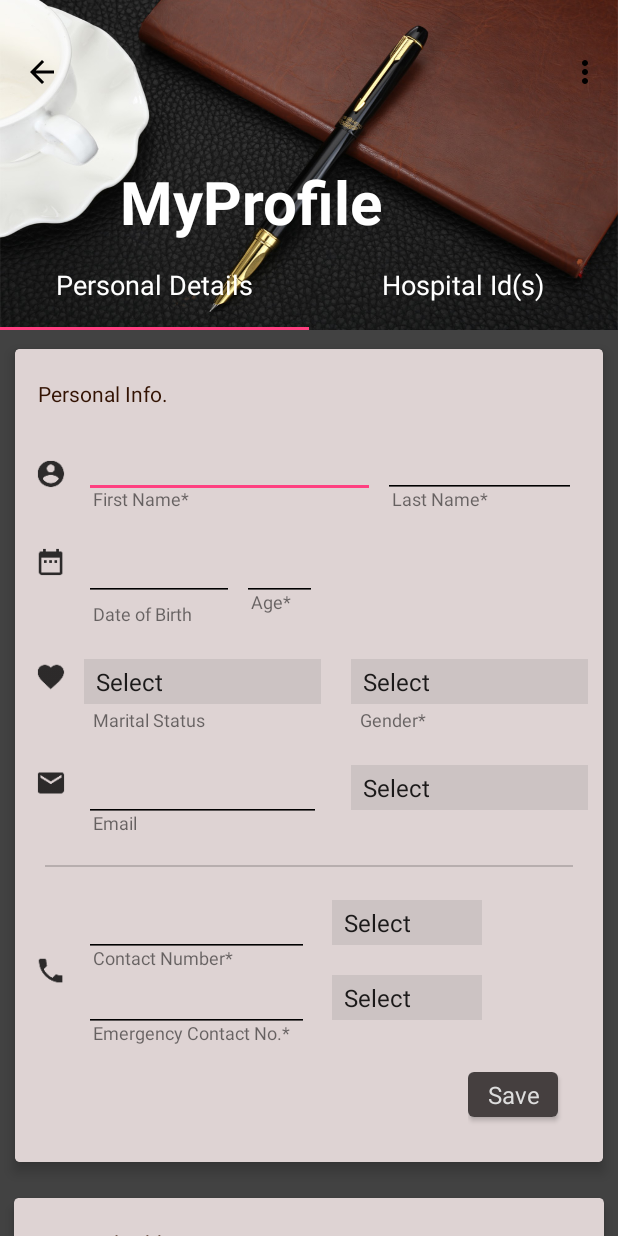
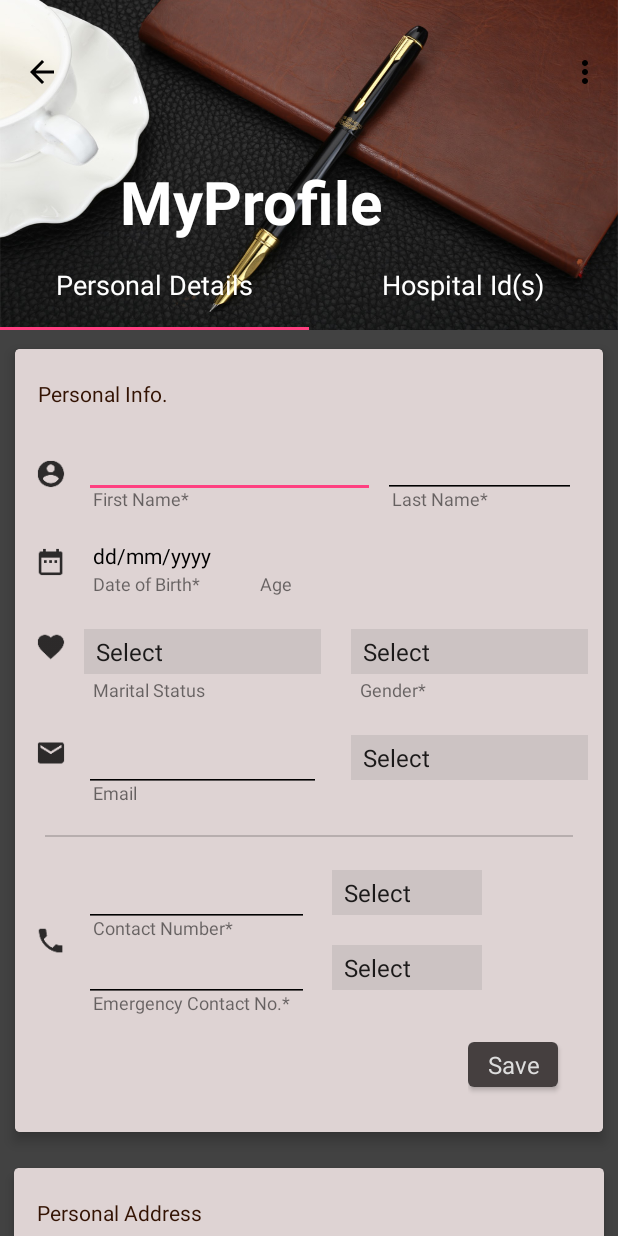
Before and after one commit to kryptoblockskrishna/Test_Med, an Android app: the MyProTab1 screen opened directly, with no data from a screen before it, on a phone screen of 412 x 824 dp. Run offline under Robolectric (Android 15) with nearby library versions, the phone set to English and light mode, and no system bars.

Commit message:
Dob designed

```diff
--- a/app/src/main/res/layout/fragment_my_pro_tab1.xml
+++ b/app/src/main/res/layout/fragment_my_pro_tab1.xml
@@ -134,48 +134,55 @@
                                 android:layout_marginRight="8dp"
                                 android:src="@drawable/ic_calendar" />
 
-                            <LinearLayout
+                            <RelativeLayout
                                 android:layout_width="wrap_content"
                                 android:layout_height="wrap_content"
-                                android:orientation="vertical">
+                                android:gravity="top">
 
-                                <EditText
+                                <TextView
                                     android:id="@+id/mypro_text_dob"
                                     android:layout_width="100dp"
                                     android:layout_height="match_parent"
                                     android:clickable="true"
-                                    android:gravity="center"
-                                    android:textSize="14sp" />
+                                    android:text="dd/mm/yyyy"
+                                    android:gravity="left"
+                                    android:layout_marginLeft="6dp"
+                                    android:textSize="14sp"
+                                    android:textColor="#000000"/>
 
                                 <TextView
                                     android:layout_width="wrap_content"
                                     android:layout_height="wrap_content"
                                     android:layout_marginLeft="6dp"
-                                    android:text="Date of Birth"
+                                    android:layout_marginTop="20dp"
+                                    android:text="Date of Birth*"
                                     android:textSize="12sp" />
-                            </LinearLayout>
+                            </RelativeLayout>
 
                             <RelativeLayout
                                 android:layout_width="wrap_content"
                                 android:layout_height="wrap_content"
                                 android:layout_marginLeft="5dp"
-                                android:orientation="vertical">
+                                android:gravity="top">
 
-                                <EditText
-                                    android:id="@+id/editText"
-                                    android:layout_width="50dp"
+                                <TextView
+                                    android:id="@+id/mypro_age"
+                                    android:layout_width="25dp"
                                     android:layout_height="match_parent"
-                                    android:inputType="number"
+                                    android:text=""
+                                    android:gravity="center"
+                                    android:layout_marginLeft="6dp"
                                     android:maxLines="1"
+                                    android:textColor="#000000"
                                     android:textSize="14sp" />
 
                                 <TextView
-                                    android:layout_width="wrap_content"
+                                    android:layout_width="25dp"
                                     android:layout_height="wrap_content"
                                     android:layout_alignParentTop="true"
                                     android:layout_marginLeft="6dp"
-                                    android:layout_marginTop="32dp"
-                                    android:text="Age*"
+                                    android:layout_marginTop="20dp"
+                                    android:text="Age"
                                     android:textSize="12sp" />
                             </RelativeLayout>
 
```
Also changed, not shown: app/src/main/java/com/transenigma/mediappb/MyProTab1.java (+84 -4 lines).
